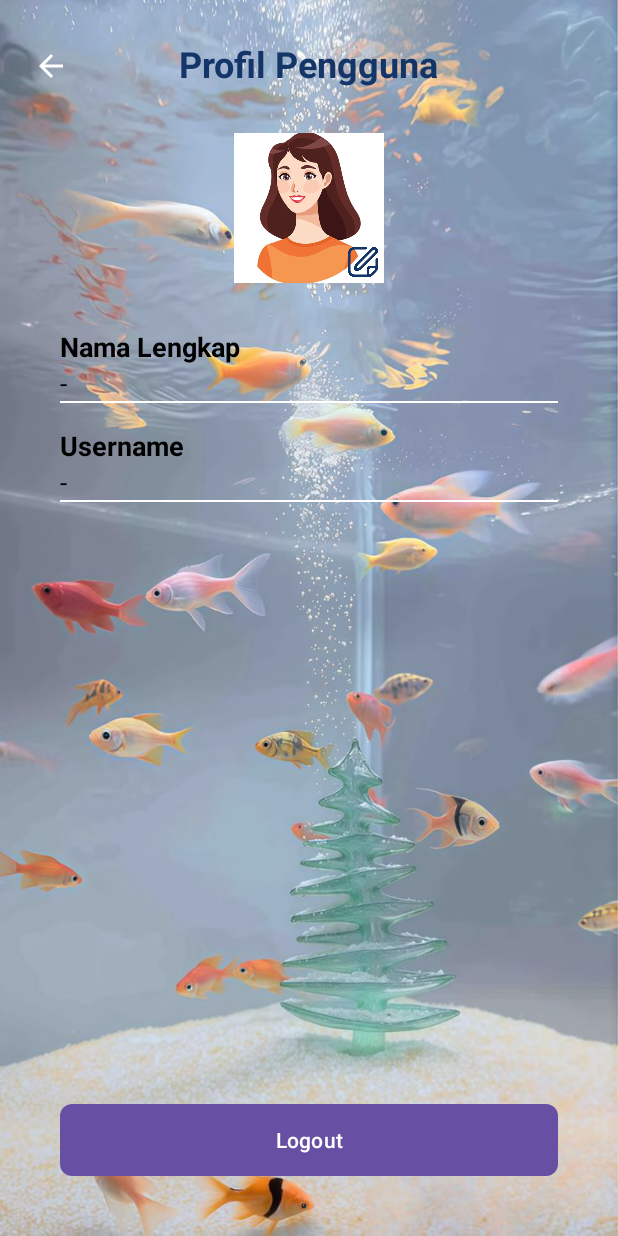
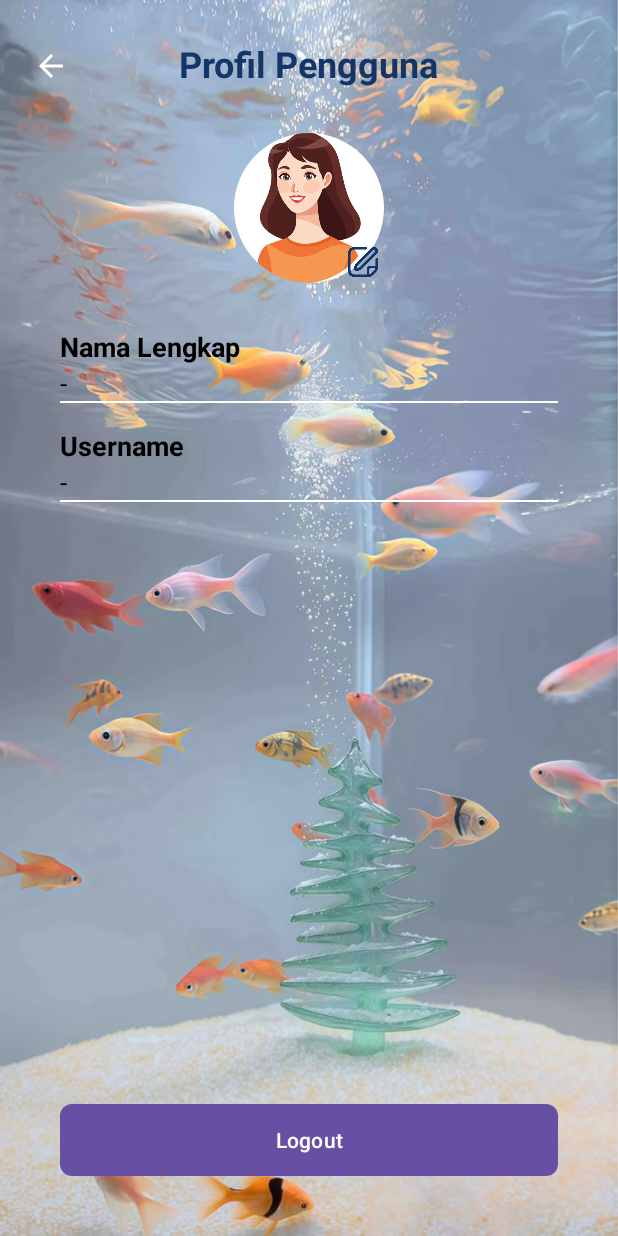
Before and after one commit to SimaSabrina30/SmartAkuarium, an Android app: the ProfileActivity screen opened directly, with no data from a screen before it, on a phone screen of 412 x 824 dp. Run offline under Robolectric (Android 15) with nearby library versions, the phone set to English and light mode, and no system bars.

Commit message:
update profile

```diff
--- a/app/build.gradle
+++ b/app/build.gradle
@@ -56,4 +56,7 @@ dependencies {
     testImplementation libs.junit
     androidTestImplementation libs.ext.junit
     androidTestImplementation libs.espresso.core
+
+    implementation 'com.google.android.material:material:1.11.0'
+
 }
--- a/app/src/main/res/layout/activity_profile.xml
+++ b/app/src/main/res/layout/activity_profile.xml
@@ -32,7 +32,7 @@
         android:layout_alignTop="@id/btnBack" />
 
     <!-- Foto Profil -->
-    <ImageView
+    <com.google.android.material.imageview.ShapeableImageView
         android:id="@+id/fotoProfil"
         android:layout_width="100dp"
         android:layout_height="100dp"
@@ -42,6 +42,7 @@
         android:layout_marginTop="30dp"
         android:scaleType="centerCrop"
         app:shapeAppearanceOverlay="@style/CircleImage" />
+
 
     <!-- Ikon edit -->
     <ImageView
--- /dev/null
+++ b/app/src/main/res/values/styles.xml
@@ -0,0 +1,4 @@
+<?xml version="1.0" encoding="utf-8"?>
+<resources>
+
+</resources>
```
